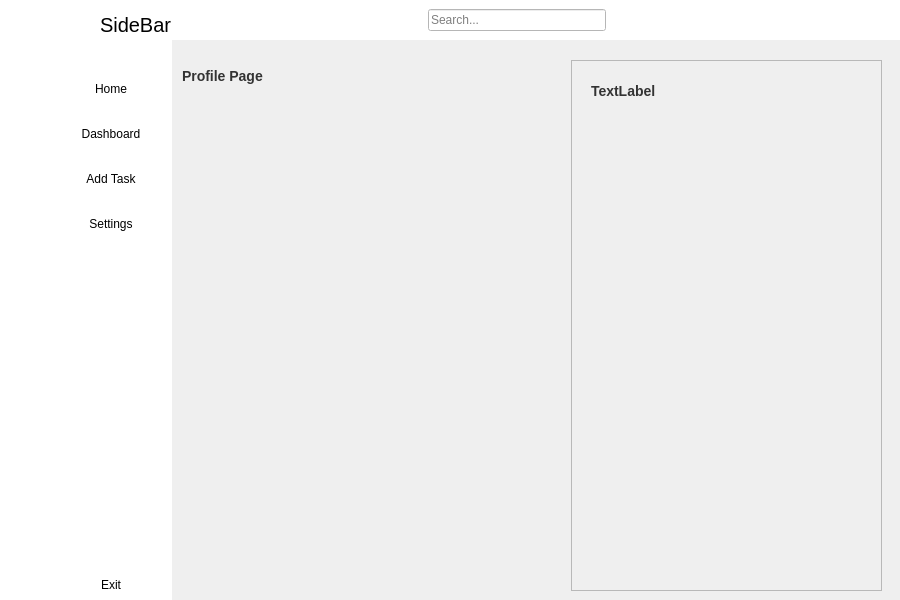
The window that sidebar.ui (SafiyeNurOnder/todo_list) describes before a commit, drawn with Qt 5.
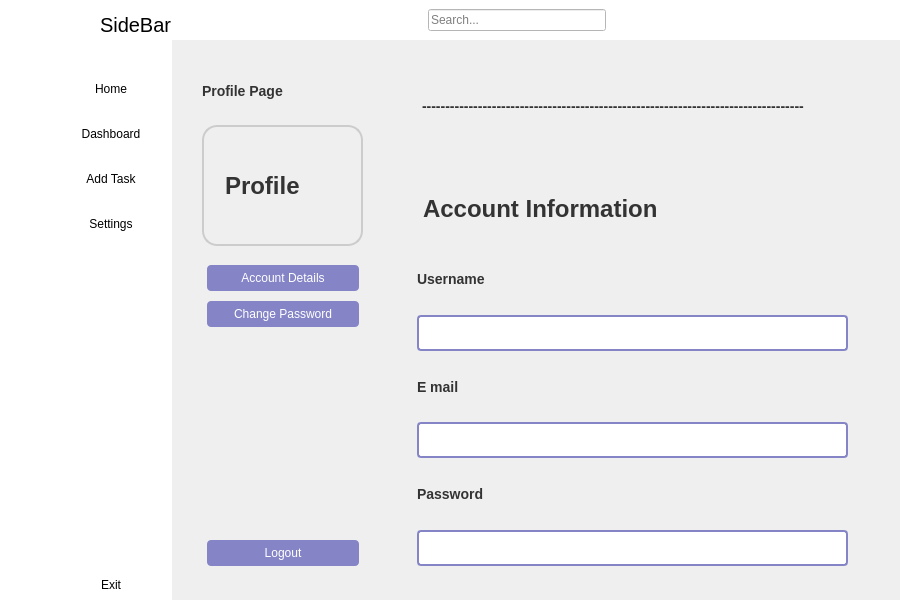
The same window after the commit. The open tabs and pages were chosen to show the change. Icons and pictures are not drawn.

The edit to the form file:
```diff
--- a/sidebar.ui
+++ b/sidebar.ui
@@ -1327,54 +1327,212 @@
           </widget>
          </widget>
          <widget class="QWidget" name="page_profile">
+          <widget class="QWidget" name="widget_9" native="true">
+           <property name="geometry">
+            <rect>
+             <x>20</x>
+             <y>20</y>
+             <width>181</width>
+             <height>521</height>
+            </rect>
+           </property>
+           <property name="styleSheet">
+            <string notr="true"/>
+           </property>
+           <widget class="QLabel" name="label_6">
+            <property name="geometry">
+             <rect>
+              <x>10</x>
+              <y>60</y>
+              <width>161</width>
+              <height>131</height>
+             </rect>
+            </property>
+            <property name="styleSheet">
+             <string notr="true">QLabel {
+    font-size: 24px;        /* Yazı tipi boyutu */
+    color: #333;            /* Yazı rengi */
+    font-weight: bold;      /* Yazı kalınlığı */
+    text-align: center;     /* Yazıyı ortala */
+    margin-top: 5px;       /* Üst boşluk */
+    margin-bottom: 5px;    /* Alt boşluk */
+    border: 2px solid #ccc; /* Çerçeve */
+    border-radius: 15px;     /* Çerçeve köşe yarıçapı */
+    padding: 15px;          /* İç boşluk */
+}</string>
+            </property>
+            <property name="text">
+             <string>Profile</string>
+            </property>
+           </widget>
+           <widget class="QLabel" name="label_37">
+            <property name="geometry">
+             <rect>
+              <x>10</x>
+              <y>10</y>
+              <width>161</width>
+              <height>41</height>
+             </rect>
+            </property>
+            <property name="styleSheet">
+             <string notr="true"/>
+            </property>
+            <property name="text">
+             <string>Profile Page</string>
+            </property>
+           </widget>
+           <widget class="QWidget" name="">
+            <property name="geometry">
+             <rect>
+              <x>10</x>
+              <y>200</y>
+              <width>162</width>
+              <height>311</height>
+             </rect>
+            </property>
+            <layout class="QVBoxLayout" name="verticalLayout_9">
+             <property name="spacing">
+              <number>10</number>
+             </property>
+             <property name="leftMargin">
+              <number>5</number>
+             </property>
+             <property name="topMargin">
+              <number>5</number>
+             </property>
+             <property name="rightMargin">
+              <number>5</number>
+             </property>
+             <property name="bottomMargin">
+              <number>5</number>
+             </property>
+             <item>
+              <layout class="QVBoxLayout" name="verticalLayout_8">
+               <item>
+                <widget class="QPushButton" name="pButton_details">
+                 <property name="text">
+                  <string>Account Details</string>
+                 </property>
+                </widget>
+               </item>
+               <item>
+                <widget class="QPushButton" name="pButton_changepassword">
+                 <property name="text">
+                  <string>Change Password</string>
+                 </property>
+                </widget>
+               </item>
+              </layout>
+             </item>
+             <item>
+              <spacer name="verticalSpacer_3">
+               <property name="orientation">
+                <enum>Qt::Vertical</enum>
+               </property>
+               <property name="sizeHint" stdset="0">
+                <size>
+                 <width>20</width>
+                 <height>88</height>
+                </size>
+               </property>
+              </spacer>
+             </item>
+             <item>
+              <widget class="QPushButton" name="pButton_logout">
+               <property name="text">
+                <string>Logout</string>
+               </property>
+              </widget>
+             </item>
+            </layout>
+           </widget>
+          </widget>
           <widget class="QLabel" name="label_11">
            <property name="geometry">
             <rect>
-             <x>10</x>
-             <y>10</y>
-             <width>191</width>
+             <x>250</x>
+             <y>40</y>
+             <width>421</width>
              <height>51</height>
             </rect>
            </property>
-           <property name="font">
-            <font>
-             <pointsize>-1</pointsize>
-             <weight>75</weight>
-             <bold>true</bold>
-            </font>
-           </property>
            <property name="text">
-            <string>Profile Page</string>
+            <string>----------------------------------------------------------------------------------</string>
            </property>
           </widget>
-          <widget class="QFrame" name="frame_5">
+          <widget class="QWidget" name="">
            <property name="geometry">
             <rect>
-             <x>399</x>
-             <y>20</y>
-             <width>311</width>
-             <height>531</height>
+             <x>240</x>
+             <y>130</y>
+             <width>441</width>
+             <height>401</height>
             </rect>
            </property>
-           <property name="frameShape">
-            <enum>QFrame::StyledPanel</enum>
-           </property>
-           <property name="frameShadow">
-            <enum>QFrame::Raised</enum>
-           </property>
-           <widget class="QLabel" name="label_24">
-            <property name="geometry">
-             <rect>
-              <x>20</x>
-              <y>20</y>
-              <width>68</width>
-              <height>22</height>
-             </rect>
+           <layout class="QVBoxLayout" name="verticalLayout_10">
+            <property name="spacing">
+             <number>10</number>
             </property>
-            <property name="text">
-             <string>TextLabel</string>
+            <property name="leftMargin">
+             <number>5</number>
             </property>
-           </widget>
+            <property name="topMargin">
+             <number>5</number>
+            </property>
+            <property name="rightMargin">
+             <number>5</number>
+            </property>
+            <property name="bottomMargin">
+             <number>5</number>
+            </property>
+            <item>
+             <widget class="QLabel" name="label_36">
+              <property name="styleSheet">
+               <string notr="true">QLabel {
+    font-size: 24px;        /* Yazı tipi boyutu */
+    color: #333;            /* Yazı rengi */
+    font-weight: bold;      /* Yazı kalınlığı */
+    text-align: center;     /* Yazıyı ortala */
+    margin-top: 20px;       /* Üst boşluk */
+    margin-bottom: 20px;    /* Alt boşluk */
+}</string>
+              </property>
+              <property name="text">
+               <string>Account Information</string>
+              </property>
+             </widget>
+            </item>
+            <item>
+             <widget class="QLabel" name="label_24">
+              <property name="text">
+               <string>Username</string>
+              </property>
+             </widget>
+            </item>
+            <item>
+             <widget class="QLineEdit" name="lEdit_username"/>
+            </item>
+            <item>
+             <widget class="QLabel" name="label_29">
+              <property name="text">
+               <string>E mail</string>
+              </property>
+             </widget>
+            </item>
+            <item>
+             <widget class="QLineEdit" name="lEdit_email"/>
+            </item>
+            <item>
+             <widget class="QLabel" name="label_35">
+              <property name="text">
+               <string>Password</string>
+              </property>
+             </widget>
+            </item>
+            <item>
+             <widget class="QLineEdit" name="lEdit_password"/>
+            </item>
+           </layout>
           </widget>
          </widget>
         </widget>
```
Left out of the diff: 85 changed lines with no effect on the pictures.
